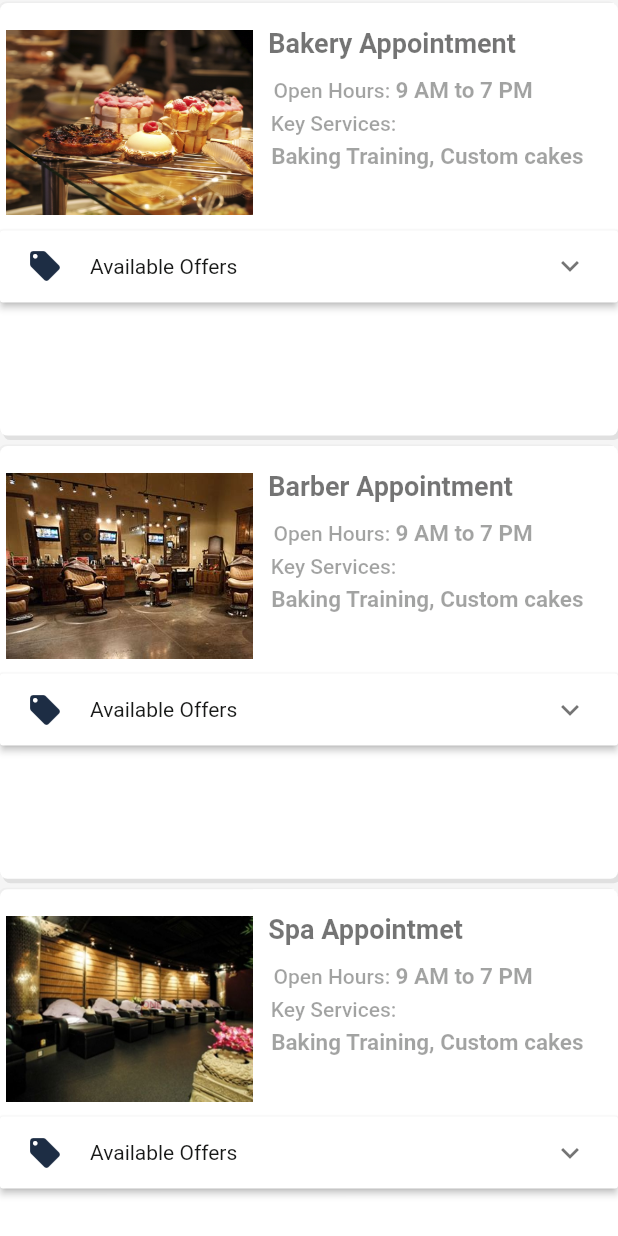
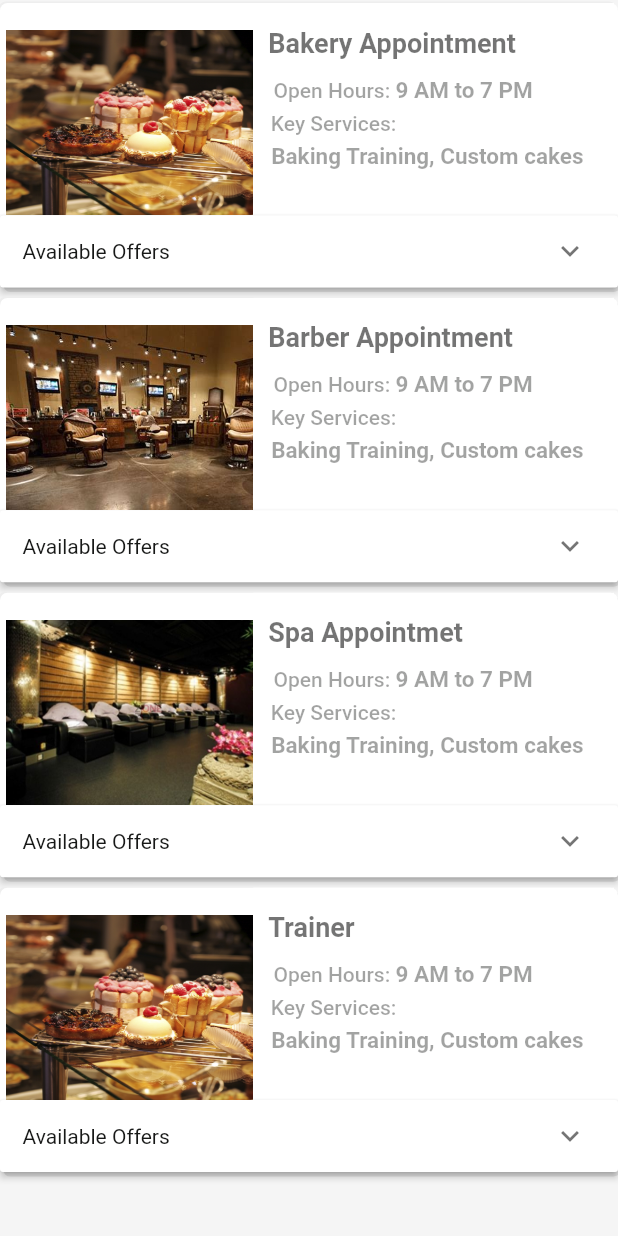
Before and after one commit to nehamdr225/Appointment, a Flutter app: the Subscriptions screen opened directly, on a phone screen of 412 x 824 dp. Run offline on Flutter 3.47's test engine with Material 2 defaults, Android fonts, the phone set to English and light mode, and no system bars; our stand-ins replace rxdart; Roboto replaces fonts that are missing (Montserrat).

Commit message:
Subscription tab UI complete

```diff
--- a/lib/UI/core/atoms/EPanel.dart
+++ b/lib/UI/core/atoms/EPanel.dart
@@ -9,7 +9,7 @@ class ListItem {
 
   ListItem({
     @required this.bodyBuilder,
-    this.title,
+    this.title= '',
     this.subtitle = "",
     this.isExpandedInitially = false,
   })  : assert(title != null),
@@ -18,11 +18,12 @@ class ListItem {
   ExpansionPanelHeaderBuilder get headerBuilder =>
       (context, isExpanded) => new Row(
         children: [
-            new SizedBox(
-                width: 60.0,
-                child: Padding(padding: EdgeInsets.all(8.0),
-                  child: title,
-                )), // new Image.asset(title, height: 20.0, width: 20.0, color: Colors.black87,)),
+          Padding(padding: EdgeInsets.only(left: 15.0),),
+            // new SizedBox(
+            //     width: 60.0,
+            //     child: Padding(padding: EdgeInsets.all(8.0),
+            //       child: title,
+            //     )), // new Image.asset(title, height: 20.0, width: 20.0, color: Colors.black87,)),
             new Text(subtitle)
           ]);
 }
--- a/lib/UI/pages/SubsPage/atoms/Tab1ListCard.dart
+++ b/lib/UI/pages/SubsPage/atoms/Tab1ListCard.dart
@@ -1,12 +1,14 @@
 import 'package:appointment/UI/core/atoms/EPanel.dart';
 import 'package:appointment/UI/core/atoms/FancyText.dart';
 import 'package:flutter/material.dart';
+import 'package:flutter/cupertino.dart';
 
 class Tab1ListCard extends StatelessWidget {
   final name;
   final image;
   final caption;
-  Tab1ListCard({this.image, this.name, this.caption});
+  final Widget items;
+  Tab1ListCard({this.image, this.name, this.caption, this.items});
   @override
   Widget build(BuildContext context) {
     final size = MediaQuery.of(context).size;
@@ -14,7 +16,7 @@ class Tab1ListCard extends StatelessWidget {
     return Padding(
       padding: const EdgeInsets.only(top: 2.0, bottom: 5.0),
       child: Container(
-        height: size.height * 0.35,
+        //height: size.height * 0.25,
         width: size.width * 0.90,
         decoration: BoxDecoration(
             color: theme.colorScheme.onBackground,
@@ -102,16 +104,62 @@ class Tab1ListCard extends StatelessWidget {
                 )
               ],
             ),
-            SizedBox(
-              height: 10,
-            ),
             EPanel(
               [
                 ListItem(
-                    title: Icon(Icons.local_offer),
+                     //Icon(CupertinoIcons.tags_solid, color: theme.colorScheme.secondary, size: 20,),
                     subtitle: "Available Offers",
                     bodyBuilder: (context) => Column(
-                          children: <Widget>[],
+                          children: items == null
+                              ? <Widget>[
+                                  Padding(
+                                    padding: const EdgeInsets.only(left: 10.0, bottom: 20.0,),
+                                    child: Row(
+                                      children: <Widget>[
+                                        Icon(
+                                          CupertinoIcons.circle_filled,
+                                          color: theme.colorScheme.secondary,
+                                          size: 15,
+                                        ),
+                                        Container(
+                                          padding: EdgeInsets.only(left:10.0),
+                                          width: size.width * 0.85,
+                                          child: FancyText(
+                                            defaultStyle: true,
+                                            textAlign: TextAlign.left,
+                                            text:
+                                                '5% Off when booking an appointment from Service App',
+                                          ),
+                                        ),
+
+                                      ],
+                                    ),
+                                  ),
+                                  Padding(
+                                    padding: const EdgeInsets.only(left: 10.0, bottom: 20.0),
+                                    child: Row(
+                                      children: <Widget>[
+                                        Icon(
+                                          CupertinoIcons.circle_filled,
+                                          color: theme.colorScheme.secondary,
+                                          size: 15,
+                                        ),
+                                        Container(
+                                          padding: EdgeInsets.only(left:10.0),
+                                          width: size.width * 0.85,
+                                          child: FancyText(
+                                            defaultStyle: true,
+                                            textAlign: TextAlign.justify,
+                                            text:
+                                                '\$5 cash back once appointment is complete',
+                                          ),
+                                        ),
+
+                                      ],
+                                    ),
+                                  )
+                                ]
+                              : items,
                         )),
               ],
             ),
```
Also changed, not shown: 3 other files.
